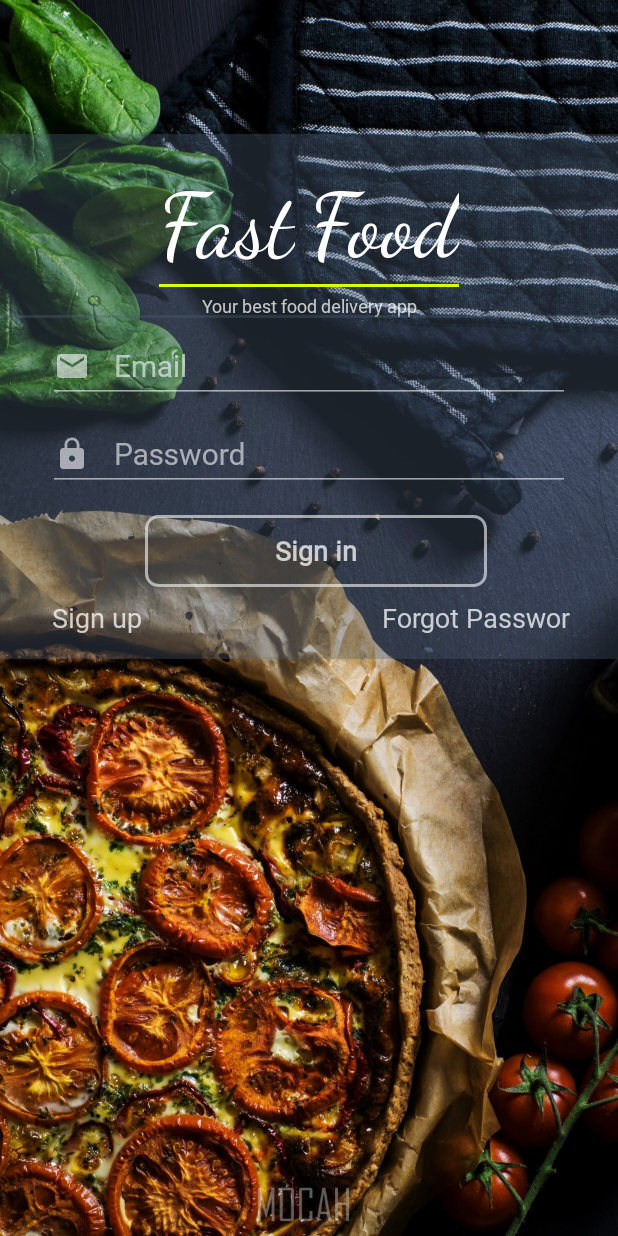
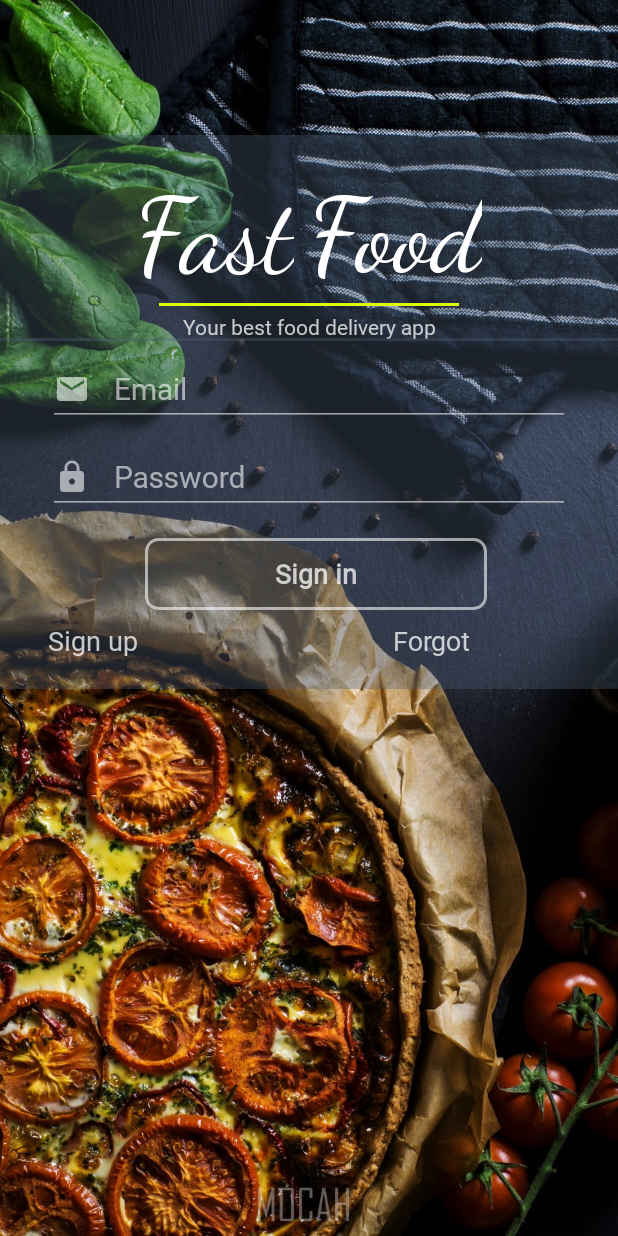
Before and after one commit to ThirtyThred/CS4084-Mobile-App-Development, an Android app: the screen it shows after launch (MainActivity), on a phone screen of 412 x 824 dp. Run offline under Robolectric (Android 15) with nearby library versions, the phone set to English and light mode, and no system bars.

Commit message:
small fixes

```diff
--- a/app/src/main/java/com/shashank/platform/loginui/MainActivity.java
+++ b/app/src/main/java/com/shashank/platform/loginui/MainActivity.java
@@ -22,7 +22,7 @@ public class MainActivity extends AppCompatActivity {
         requestWindowFeature(Window.FEATURE_NO_TITLE);
         getWindow().setFlags(WindowManager.LayoutParams.FLAG_FULLSCREEN, WindowManager.LayoutParams.FLAG_FULLSCREEN);
         setContentView(R.layout.activity_main);
-        imageView = findViewById(R.id.imageView);
+        imageView = findViewById(R.id.background_img);
         textView = findViewById(R.id.textView);
         imageView.setOnTouchListener(new OnSwipeTouchListener(getApplicationContext()) {
             public void onSwipeTop() {
--- a/app/src/main/res/layout/activity_main.xml
+++ b/app/src/main/res/layout/activity_main.xml
@@ -11,7 +11,7 @@
         android:layout_height="wrap_content">
 
         <ImageView
-            android:id="@+id/imageView"
+            android:id="@+id/background_img"
             android:layout_width="match_parent"
             android:layout_height="match_parent"
             android:scaleType="centerCrop"
@@ -30,7 +30,7 @@
             android:id="@+id/linearLayout"
             android:layout_width="match_parent"
             android:layout_height="wrap_content"
-            android:layout_marginTop="89dp"
+            android:layout_marginTop="90sp"
             android:background="@color/background_blue"
             android:gravity="center"
             android:orientation="vertical">
@@ -39,17 +39,17 @@
             <LinearLayout
                 android:layout_width="wrap_content"
                 android:layout_height="match_parent"
-                android:layout_marginTop="25dp"
+                android:layout_marginTop="25sp"
                 android:orientation="horizontal">
 
                 <TextView
                     android:layout_width="wrap_content"
                     android:layout_height="wrap_content"
-                    android:layout_marginEnd="10dp"
+                    android:layout_marginEnd="10sp"
                     android:fontFamily="cursive"
                     android:text="@string/login_title_fast"
                     android:textColor="#ffffff"
-                    android:textSize="60sp" />
+                    android:textSize="70sp" />
 
                 <TextView
                     android:id="@+id/textView"
@@ -58,7 +58,7 @@
                     android:fontFamily="cursive"
                     android:text="@string/login_title_food"
                     android:textColor="#ffffff"
-                    android:textSize="60sp" />
+                    android:textSize="70sp" />
 
             </LinearLayout>
 
@@ -76,7 +76,7 @@
                 android:gravity="center"
                 android:text="@string/login_subtitle"
                 android:textColor="#BFFFFFFF"
-                android:textSize="12sp"
+                android:textSize="14sp"
                 tools:ignore="SmallSp" />
         </LinearLayout>
     </LinearLayout>
@@ -87,7 +87,7 @@
         android:layout_height="wrap_content"
         android:layout_alignParentTop="true"
         android:layout_centerHorizontal="true"
-        android:layout_marginTop="210dp"
+        android:layout_marginTop="225dp"
         android:background="@color/background_blue"
         android:orientation="vertical"
         android:paddingLeft="32dp"
@@ -144,8 +144,9 @@
             android:gravity="center"
             android:orientation="horizontal">
 
+
             <Button
-                android:id="@+id/sign_in"
+                android:id="@+id/sign_in_btn"
                 android:layout_width="228dp"
                 android:layout_height="match_parent"
                 android:layout_marginStart="10dp"
@@ -156,15 +157,13 @@
                 android:textColor="#BFFFFFFF"
                 android:textSize="18sp"
                 android:textStyle="bold" />
-
-
         </LinearLayout>
 
 
         <LinearLayout
-            android:layout_width="362dp"
+            android:layout_width="match_parent"
             android:layout_height="wrap_content"
-            android:layout_marginBottom="15dp"
+            android:layout_marginBottom="20sp"
             android:gravity="center"
             android:orientation="horizontal">
 
@@ -172,7 +171,7 @@
                 android:id="@+id/sign_up"
                 android:layout_width="wrap_content"
                 android:layout_height="wrap_content"
-                android:layout_marginEnd="100dp"
+                android:layout_marginEnd="170sp"
                 android:fontFamily="@font/calibri"
                 android:text="@string/login_sign_up"
                 android:textColor="#BFFFFFFF"
@@ -182,7 +181,6 @@
                 android:id="@+id/forgot_password"
                 android:layout_width="wrap_content"
                 android:layout_height="match_parent"
-                android:layout_marginStart="60dp"
                 android:fontFamily="@font/calibri"
                 android:text="@string/forgot_password"
                 android:textColor="#BFFFFFFF"
```
